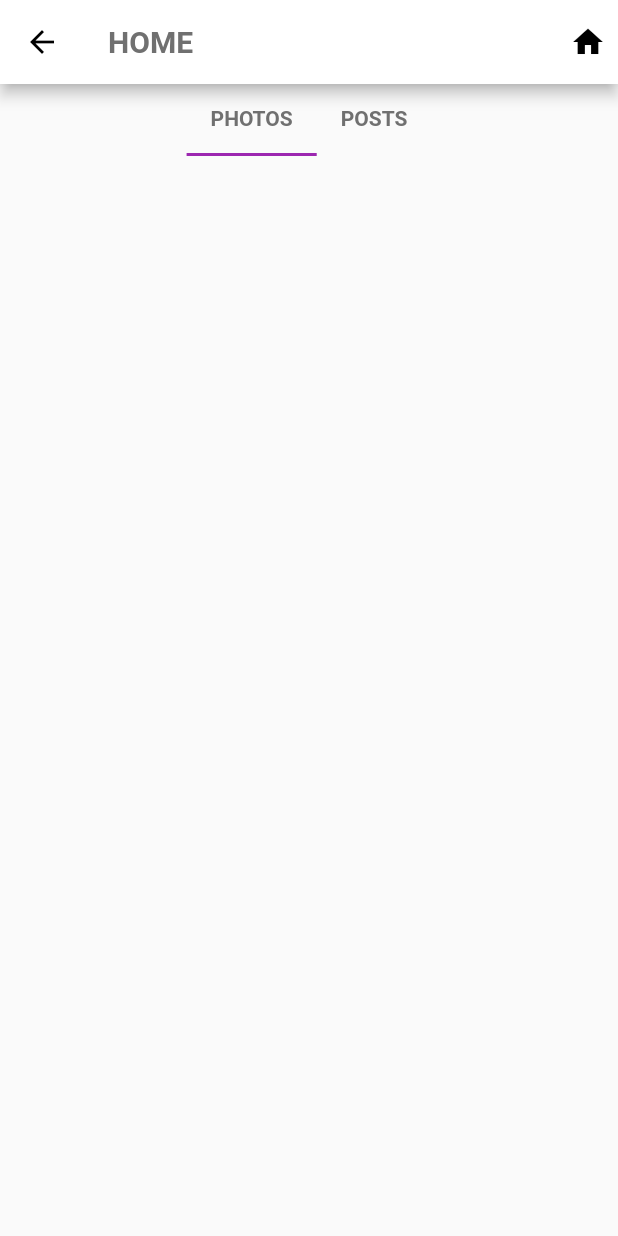
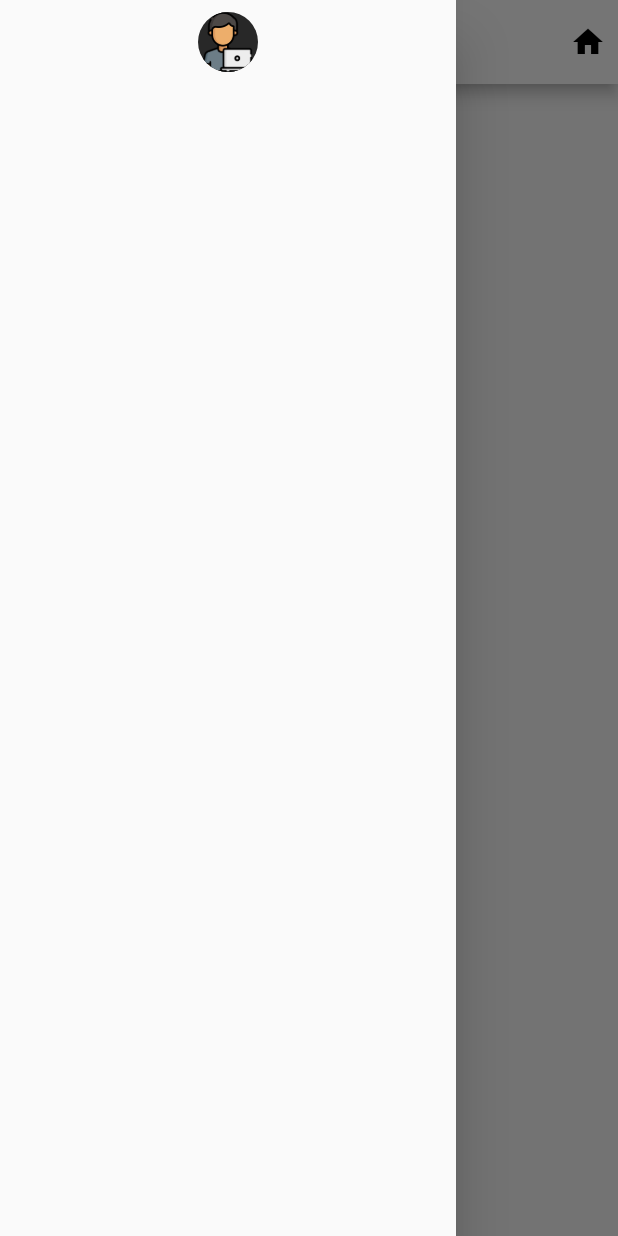
Before and after one commit to rishirizz/basicapp, a Flutter app: the HomeScreen screen opened directly, with the side drawer open (before the commit the screen has no drawer), on a phone screen of 412 x 824 dp. Run offline on Flutter 3.47's test engine with Material 2 defaults, Android fonts, the light colour scheme and no system bars; our stand-ins replace google_fonts, shared_preferences, transparent_image; accounts and stored records are empty; network calls fail.

Commit message:
Nav drawer and image asset added

```diff
--- /dev/null
+++ b/lib/components/nav_drawer.dart
@@ -0,0 +1,35 @@
+import 'package:basicapp/constants/textStyles.dart';
+import 'package:flutter/material.dart';
+
+class NavigationDrawer extends StatefulWidget {
+  const NavigationDrawer({Key? key}) : super(key: key);
+
+  @override
+  _NavigationDrawerState createState() => _NavigationDrawerState();
+}
+
+class _NavigationDrawerState extends State<NavigationDrawer> {
+  @override
+  void initState() {
+    super.initState();
+  }
+
+  @override
+  Widget build(BuildContext context) {
+    return Drawer(
+      child: Container(
+        child: Column(
+          children: [
+            Padding(
+              padding: const EdgeInsets.all(8.0),
+              child: CircleAvatar(
+                backgroundColor: Color(0xff282828),
+                backgroundImage: AssetImage('images/programmer.png'),
+              ),
+            ),
+          ],
+        ),
+      ),
+    );
+  }
+}
--- a/lib/screens/dashBoard_screen.dart
+++ b/lib/screens/dashBoard_screen.dart
@@ -1,3 +1,4 @@
+import 'package:basicapp/components/nav_drawer.dart';
 import 'package:flutter/material.dart';
 
 class DashBoardScreen extends StatefulWidget {
@@ -10,6 +11,10 @@ class DashBoardScreen extends StatefulWidget {
 class _DashBoardScreenState extends State<DashBoardScreen> {
   @override
   Widget build(BuildContext context) {
-    return Container();
+    return SafeArea(
+      child: Scaffold(
+        drawer: NavigationDrawer(),
+      ),
+    );
   }
 }
--- a/lib/screens/home_screen.dart
+++ b/lib/screens/home_screen.dart
@@ -1,3 +1,4 @@
+import 'package:basicapp/components/nav_drawer.dart';
 import 'package:basicapp/constants/constants.dart';
 import 'package:basicapp/constants/textStyles.dart';
 import 'package:basicapp/services/api_service.dart';
@@ -44,6 +45,7 @@ class _HomeScreenState extends State<HomeScreen> {
       child: DefaultTabController(
         length: 2,
         child: Scaffold(
+          drawer: NavigationDrawer(),
           // drawer: (isSmallDevice(context)) ? NavigationDrawer() : null,
           appBar: AppBar(
             actions: [
```
Also changed, not shown: pubspec.yaml (+4 -29 lines), images/programmer.png (added), pubspec.lock.
